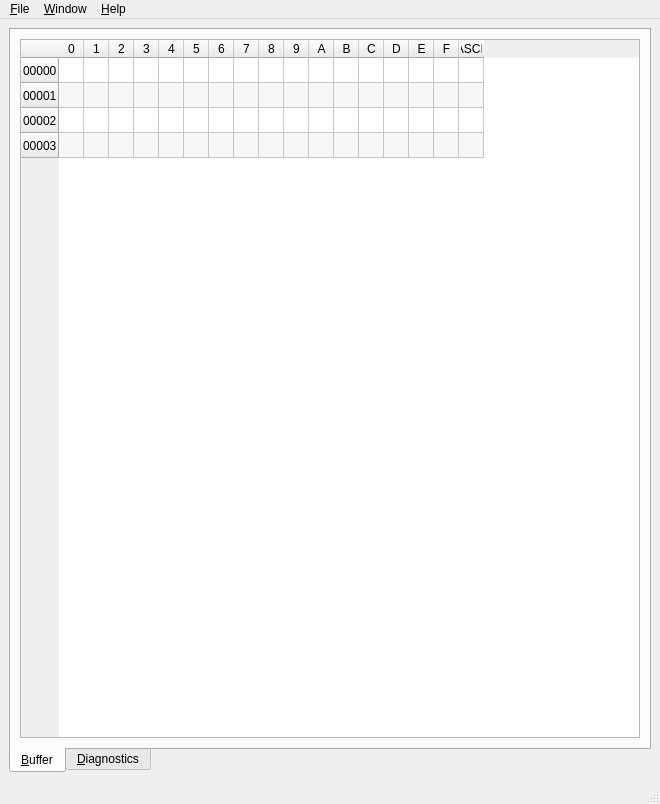
Old version of the form software/usbflashprog/main/mainwindow.ui in the repository robsonsmartins/usbflashprog.
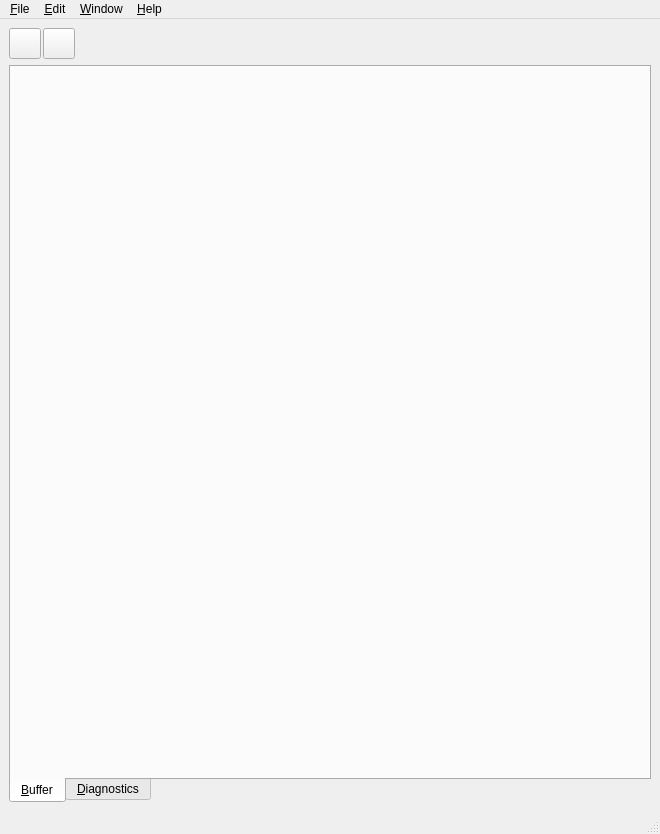
New version of the form. The open tabs and pages were chosen to show the change. Icons and pictures are not drawn.

```diff
--- a/software/usbflashprog/main/mainwindow.ui
+++ b/software/usbflashprog/main/mainwindow.ui
@@ -7,7 +7,7 @@
     <x>0</x>
     <y>0</y>
     <width>660</width>
-    <height>804</height>
+    <height>834</height>
    </rect>
   </property>
   <property name="windowTitle">
@@ -19,6 +19,86 @@
   </property>
   <widget class="QWidget" name="centralwidget">
    <layout class="QVBoxLayout" name="verticalLayout">
+    <item>
+     <widget class="QFrame" name="frameToolBar">
+      <property name="frameShape">
+       <enum>QFrame::NoFrame</enum>
+      </property>
+      <property name="frameShadow">
+       <enum>QFrame::Plain</enum>
+      </property>
+      <layout class="QHBoxLayout" name="horizontalLayout_19">
+       <property name="spacing">
+        <number>2</number>
+       </property>
+       <property name="leftMargin">
+        <number>0</number>
+       </property>
+       <property name="topMargin">
+        <number>0</number>
+       </property>
+       <property name="rightMargin">
+        <number>0</number>
+       </property>
+       <property name="bottomMargin">
+        <number>0</number>
+       </property>
+       <item>
+        <widget class="QToolButton" name="btnOpen">
+         <property name="toolTip">
+          <string>Open</string>
+         </property>
+         <property name="text">
+          <string notr="true"/>
+         </property>
+         <property name="icon">
+          <iconset resource="../resources/resources.qrc">
+           <normaloff>:/toolicons/file-open.ico</normaloff>:/toolicons/file-open.ico</iconset>
+         </property>
+         <property name="iconSize">
+          <size>
+           <width>24</width>
+           <height>24</height>
+          </size>
+         </property>
+        </widget>
+       </item>
+       <item>
+        <widget class="QToolButton" name="btnSave">
+         <property name="toolTip">
+          <string>Save</string>
+         </property>
+         <property name="text">
+          <string notr="true"/>
+         </property>
+         <property name="icon">
+          <iconset resource="../resources/resources.qrc">
+           <normaloff>:/toolicons/file-save.ico</normaloff>:/toolicons/file-save.ico</iconset>
+         </property>
+         <property name="iconSize">
+          <size>
+           <width>24</width>
+           <height>24</height>
+          </size>
+         </property>
+        </widget>
+       </item>
+       <item>
+        <spacer name="horizontalSpacer_6">
+         <property name="orientation">
+          <enum>Qt::Horizontal</enum>
+         </property>
+         <property name="sizeHint" stdset="0">
+          <size>
+           <width>40</width>
+           <height>20</height>
+          </size>
+         </property>
+        </spacer>
+       </item>
+      </layout>
+     </widget>
+    </item>
     <item>
      <widget class="QTabWidget" name="tabWidget">
       <property name="sizePolicy">
@@ -46,155 +126,7 @@
        <attribute name="title">
         <string>&amp;Buffer</string>
        </attribute>
-       <layout class="QVBoxLayout" name="verticalLayout_13">
-        <item>
-         <widget class="QTableWidget" name="tableWidget">
-          <property name="frameShape">
-           <enum>QFrame::StyledPanel</enum>
-          </property>
-          <property name="frameShadow">
-           <enum>QFrame::Sunken</enum>
-          </property>
-          <property name="alternatingRowColors">
-           <bool>true</bool>
-          </property>
-          <property name="wordWrap">
-           <bool>false</bool>
-          </property>
-          <property name="cornerButtonEnabled">
-           <bool>true</bool>
-          </property>
-          <attribute name="horizontalHeaderCascadingSectionResizes">
-           <bool>false</bool>
-          </attribute>
-          <attribute name="horizontalHeaderMinimumSectionSize">
-           <number>15</number>
-          </attribute>
-          <attribute name="horizontalHeaderDefaultSectionSize">
-           <number>25</number>
-          </attribute>
-          <attribute name="verticalHeaderCascadingSectionResizes">
-           <bool>false</bool>
-          </attribute>
-          <attribute name="verticalHeaderDefaultSectionSize">
-           <number>25</number>
-          </attribute>
-          <attribute name="verticalHeaderStretchLastSection">
-           <bool>false</bool>
-          </attribute>
-          <row>
-           <property name="text">
-            <string notr="true">00000</string>
-           </property>
-          </row>
-          <row>
-           <property name="text">
-            <string notr="true">00001</string>
-           </property>
-          </row>
-          <row>
-           <property name="text">
-            <string notr="true">00002</string>
-           </property>
-          </row>
-          <row>
-           <property name="text">
-            <string notr="true">00003</string>
-           </property>
-          </row>
-          <column>
-           <property name="text">
-            <string notr="true">0</string>
-           </property>
-          </column>
-          <column>
-           <property name="text">
-            <string notr="true">1</string>
-           </property>
-          </column>
-          <column>
-           <property name="text">
-            <string notr="true">2</string>
-           </property>
-          </column>
-          <column>
-           <property name="text">
-            <string notr="true">3</string>
-           </property>
-          </column>
-          <column>
-           <property name="text">
-            <string notr="true">4</string>
-           </property>
-          </column>
-          <column>
-           <property name="text">
-            <string notr="true">5</string>
-           </property>
-          </column>
-          <column>
-           <property name="text">
-            <string notr="true">6</string>
-           </property>
-          </column>
-          <column>
-           <property name="text">
-            <string notr="true">7</string>
-           </property>
-          </column>
-          <column>
-           <property name="text">
-            <string notr="true">8</string>
-           </property>
-          </column>
-          <column>
-           <property name="text">
-            <string notr="true">9</string>
-           </property>
-          </column>
-          <column>
-           <property name="text">
-            <string notr="true">A</string>
-           </property>
-          </column>
-          <column>
-           <property name="text">
-            <string notr="true">B</string>
-           </property>
-          </column>
-          <column>
-           <property name="text">
-            <string notr="true">C</string>
-           </property>
-          </column>
-          <column>
-           <property name="text">
-            <string notr="true">D</string>
-           </property>
-          </column>
-          <column>
-           <property name="text">
-            <string notr="true">E</string>
-           </property>
-          </column>
-          <column>
-           <property name="text">
-            <string notr="true">F</string>
-           </property>
-          </column>
-          <column>
-           <property name="text">
-            <string>ASCII</string>
-           </property>
-          </column>
-          <item row="0" column="16">
-           <property name="text">
-            <string/>
-           </property>
-          </item>
-         </widget>
-        </item>
-       </layout>
+       <layout class="QVBoxLayout" name="verticalLayout_13"/>
       </widget>
       <widget class="QWidget" name="tabDiagnostics">
        <attribute name="title">
@@ -2356,7 +2288,19 @@
     <addaction name="actionBuffer"/>
     <addaction name="actionDiagnostics"/>
    </widget>
+   <widget class="QMenu" name="menuB_uffer">
+    <property name="title">
+     <string>&amp;Edit</string>
+    </property>
+    <addaction name="actionFillFF"/>
+    <addaction name="actionFill00"/>
+    <addaction name="actionFillRandom"/>
+    <addaction name="separator"/>
+    <addaction name="actionFind"/>
+    <addaction name="actionReplace"/>
+   </widget>
    <addaction name="menuFile"/>
+   <addaction name="menuB_uffer"/>
    <addaction name="menu_Window"/>
    <addaction name="menuHelp"/>
   </widget>
```
Left out of the diff: 113 changed lines with no effect on the pictures.
